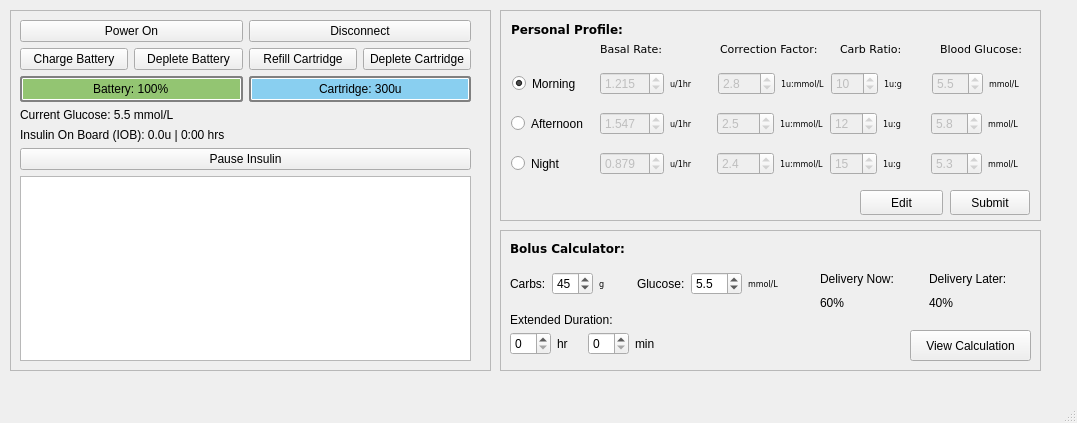
rae-shi/comp3004Team17InsulinPump, file InsulinPump/mainwindow.ui: the form before one commit.
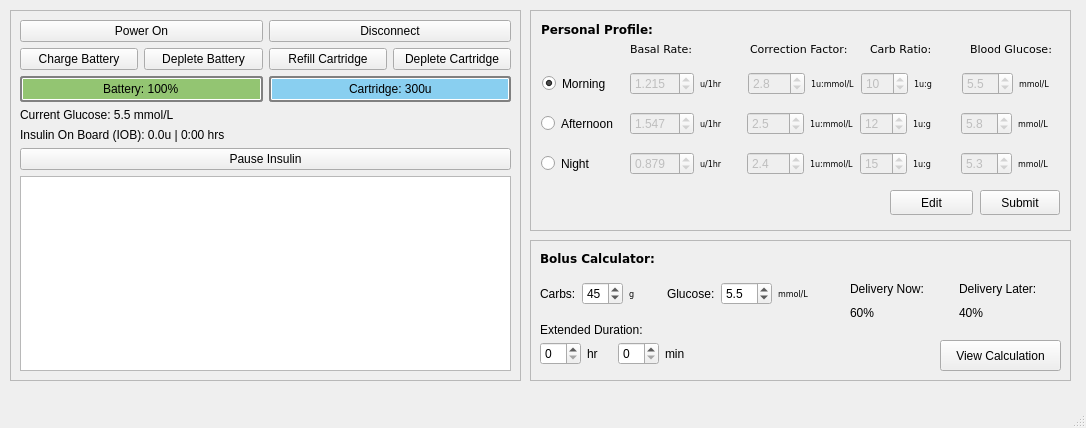
The form after the commit.

Commit message: Adjusted GUI and fixed refillCartridge log

Diff of the .ui file:
```diff
--- a/InsulinPump/mainwindow.ui
+++ b/InsulinPump/mainwindow.ui
@@ -6,8 +6,8 @@
    <rect>
     <x>0</x>
     <y>0</y>
-    <width>1077</width>
-    <height>423</height>
+    <width>1086</width>
+    <height>428</height>
    </rect>
   </property>
   <widget class="QWidget" name="centralwidget">
@@ -16,23 +16,20 @@
      <rect>
       <x>10</x>
       <y>10</y>
-      <width>481</width>
-      <height>361</height>
+      <width>511</width>
+      <height>371</height>
      </rect>
     </property>
     <property name="frameShape">
-     <enum>QFrame::Shape::StyledPanel</enum>
-    </property>
-    <property name="frameShadow">
-     <enum>QFrame::Shadow::Raised</enum>
+     <enum>QFrame::StyledPanel</enum>
     </property>
     <widget class="QWidget" name="layoutWidget">
      <property name="geometry">
       <rect>
        <x>10</x>
        <y>10</y>
-       <width>451</width>
-       <height>341</height>
+       <width>491</width>
+       <height>351</height>
       </rect>
      </property>
      <layout class="QVBoxLayout" name="mainLayout">
@@ -168,17 +165,14 @@
    <widget class="QFrame" name="profileFrame">
     <property name="geometry">
      <rect>
-      <x>500</x>
+      <x>530</x>
       <y>10</y>
       <width>541</width>
-      <height>211</height>
+      <height>221</height>
      </rect>
     </property>
     <property name="frameShape">
-     <enum>QFrame::Shape::StyledPanel</enum>
-    </property>
-    <property name="frameShadow">
-     <enum>QFrame::Shadow::Raised</enum>
+     <enum>QFrame::StyledPanel</enum>
     </property>
     <widget class="QLabel" name="profileHeaderLabel">
      <property name="geometry">
@@ -192,6 +186,7 @@
      <property name="font">
       <font>
        <family>DejaVu Sans</family>
+       <weight>75</weight>
        <bold>true</bold>
       </font>
      </property>
@@ -722,17 +717,14 @@
    <widget class="QFrame" name="bolusFrame">
     <property name="geometry">
      <rect>
-      <x>500</x>
-      <y>230</y>
+      <x>530</x>
+      <y>240</y>
       <width>541</width>
       <height>141</height>
      </rect>
     </property>
     <property name="frameShape">
-     <enum>QFrame::Shape::StyledPanel</enum>
-    </property>
-    <property name="frameShadow">
-     <enum>QFrame::Shadow::Raised</enum>
+     <enum>QFrame::StyledPanel</enum>
     </property>
     <widget class="QLabel" name="bolusHeaderLabel">
      <property name="geometry">
@@ -746,6 +738,7 @@
      <property name="font">
       <font>
        <family>DejaVu Sans</family>
+       <weight>75</weight>
        <bold>true</bold>
       </font>
      </property>
```
Left out of the diff: 2 changed lines with no effect on the pictures. The commit also changes 1 other file.
